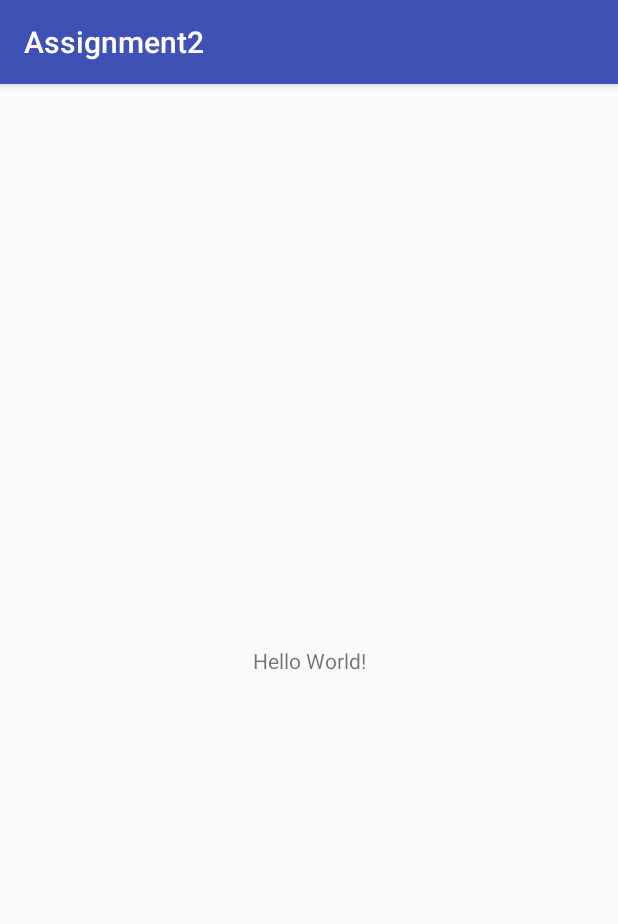
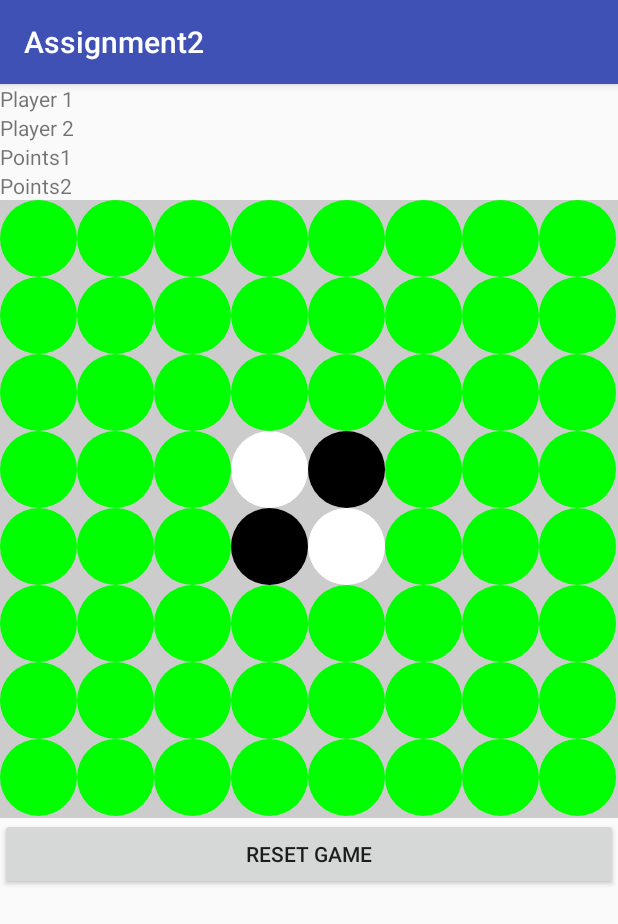
Before and after one commit to didishrek/Assignment2, an Android app: the screen it shows after launch (MainActivity), on a phone screen of 412 x 824 dp. Shown: the top 924 px of the screen. Run offline under Robolectric (Android 15) with nearby library versions, the phone set to English and light mode, and no system bars.

```diff
--- a/app/src/main/java/com/griffith/assignment2/MainActivity.java
+++ b/app/src/main/java/com/griffith/assignment2/MainActivity.java
@@ -5,9 +5,21 @@ import android.os.Bundle;
 
 public class MainActivity extends AppCompatActivity {
 
+    private Reversi graphic_board;
+    private ReversiGameLogic reversiGameLogic;
+
     @Override
     protected void onCreate(Bundle savedInstanceState) {
         super.onCreate(savedInstanceState);
         setContentView(R.layout.activity_main);
+        graphic_board = (Reversi)findViewById(R.id.reversi_board);
+
+        graphic_board.post(new Runnable() {
+            @Override
+            public void run() {
+                reversiGameLogic = new ReversiGameLogic(graphic_board);
+                graphic_board.addGameLogic(reversiGameLogic);
+            }
+        });
     }
 }
--- /dev/null
+++ b/app/src/main/java/com/griffith/assignment2/Reversi.java
@@ -0,0 +1,135 @@
+package com.griffith.assignment2;
+
+import android.content.Context;
+import android.graphics.Canvas;
+import android.graphics.Color;
+import android.graphics.drawable.ShapeDrawable;
+import android.graphics.drawable.shapes.OvalShape;
+import android.util.AttributeSet;
+import android.util.Log;
+import android.view.MotionEvent;
+import android.view.View;
+
+import static com.griffith.assignment2.ReversiGameLogic.SIZE_BOARD;
+
+public class Reversi extends View {
+
+    private int square_size;
+    private Coordinate touchUpCoordinate;
+    private ReversiGameLogic rgc;
+    private boolean size_calculated = false;
+
+    private ShapeDrawable[][] graphic_board = new ShapeDrawable[SIZE_BOARD][SIZE_BOARD];
+
+    private int height, width;
+
+    public Reversi(Context context) {
+        super(context);
+        init(null, 0);
+    }
+
+    public Reversi(Context context, AttributeSet attrs) {
+        super(context, attrs);
+        init(attrs, 0);
+    }
+
+    public Reversi(Context context, AttributeSet attrs, int defStyle) {
+        super(context, attrs, defStyle);
+        init(attrs, defStyle);
+    }
+
+
+    public void addGameLogic(ReversiGameLogic rgc){
+        this.rgc = rgc;
+    }
+
+    @Override
+    protected void onSizeChanged(int w, int h, int oldw, int oldh) {
+        this.width = w;
+        this.height = h;
+        super.onSizeChanged(w, h, oldw, oldh);
+    }
+
+    @Override
+    protected void onMeasure(int widthMeasureSpec, int heightMeasureSpec) {
+        int w = widthMeasureSpec;
+        int h = heightMeasureSpec;
+        if (w > h)
+            w = h;
+        else
+            h = w;
+
+        height = h;
+        width = w;
+        super.onMeasure(w, h);
+        Log.d("REVERSI", "onMeasure");
+    }
+
+    private void init(AttributeSet attrs, int defStyle) {
+
+        for (int i = 0 ; i < SIZE_BOARD; ++i){
+            for (int j = 0 ; j < SIZE_BOARD; ++j){
+                graphic_board[i][j] = new ShapeDrawable(new OvalShape());
+                graphic_board[i][j].getPaint().setColor(Color.GREEN);
+
+            }
+        }
+    }
+
+    @Override
+    protected void onDraw(Canvas canvas) {
+        super.onDraw(canvas);
+
+        for (int i = 0 ; i < SIZE_BOARD; ++i){
+            for (int j = 0 ; j < SIZE_BOARD; ++j) {
+                graphic_board[i][j].draw(canvas);
+            }
+        }
+
+        Log.d("REVERSI", "onDraw");
+    }
+
+    public void updateBoard(ReversiGameLogic.Pawn[][] board){
+        square_size  = height / SIZE_BOARD;
+        Log.d("REVERSI", "square_size = " + square_size);
+        for (int i = 0 ; i < SIZE_BOARD; ++i){
+            for (int j = 0 ; j < SIZE_BOARD; ++j){
+                graphic_board[i][j].setBounds(square_size * i, square_size * j, square_size * i + square_size, square_size * j + square_size);
+                if (board[i][j] == ReversiGameLogic.Pawn.WHITE)
+                    graphic_board[i][j].getPaint().setColor(Color.WHITE);
+                else if (board[i][j] == ReversiGameLogic.Pawn.BLACK)
+                    graphic_board[i][j].getPaint().setColor(Color.BLACK);
+                else
+                    graphic_board[i][j].getPaint().setColor(Color.GREEN);
+            }
+        }
+        Log.d("REVERSI", "board updated");
+        invalidate();
+    }
+
+    private Coordinate getCoordinateFromClick(float x, float y){
+        for (int i = 0 ; i < SIZE_BOARD; ++i) {
+            for (int j = 0; j < SIZE_BOARD; ++j) {
+                if ((x >= square_size * i && x <= square_size * i + square_size) && (y >= square_size * j && y <= square_size * j + square_size))
+                    return new Coordinate(i, j);
+            }
+        }
+        return null;
+    }
+
+    @Override
+    public boolean onTouchEvent(MotionEvent event) {
+        if(event.getActionMasked() == MotionEvent.ACTION_DOWN) {
+            touchUpCoordinate = getCoordinateFromClick(event.getX(), event.getY());
+            return true;
+        } else if(event.getActionMasked() == MotionEvent.ACTION_UP) {
+            if (touchUpCoordinate.equals(getCoordinateFromClick(event.getX(), event.getY()))){
+                invalidate();
+                rgc.updateTouchEvent(touchUpCoordinate);
+                touchUpCoordinate = null;
+            }
+            return true;
+        }
+        return false;
+    }
+}
--- /dev/null
+++ b/app/src/main/java/com/griffith/assignment2/ReversiGameLogic.java
@@ -0,0 +1,49 @@
+package com.griffith.assignment2;
+
+
+/**
+ * Created by 42900 on 28/03/2017 for Assignment2.
+ */
+
+public class ReversiGameLogic {
+    public static int SIZE_BOARD = 8;
+
+    public enum Pawn{
+        EMPTY,
+        WHITE,
+        BLACK
+    }
+    private Pawn current_player = Pawn.WHITE;
+    private Reversi graphic_board;
+    private Pawn[][] board = new Pawn[SIZE_BOARD][SIZE_BOARD];
+
+    public ReversiGameLogic(Reversi graphic_board) {
+        this.graphic_board = graphic_board;
+        for (int i = 0 ; i < SIZE_BOARD; ++i){
+            for (int j = 0 ; j < SIZE_BOARD; ++j){
+                board[i][j] = Pawn.EMPTY;
+            }
+        }
+        board[3][3] = Pawn.WHITE;
+        board[4][3] = Pawn.BLACK;
+        board[3][4] = Pawn.BLACK;
+        board[4][4] = Pawn.WHITE;
+
+        this.graphic_board.updateBoard(this.board);
+    }
+
+    public void updateTouchEvent(Coordinate coordinate){
+        if (board[coordinate.getX()][coordinate.getY()] == Pawn.EMPTY) {
+            board[coordinate.getX()][coordinate.getY()] = current_player;
+            nextPlayer();
+        }
+        this.graphic_board.updateBoard(this.board);
+    }
+
+    private void nextPlayer(){
+        if (current_player == Pawn.WHITE)
+            current_player = Pawn.BLACK;
+        else
+            current_player = Pawn.WHITE;
+    }
+}
--- a/app/src/main/res/layout/activity_main.xml
+++ b/app/src/main/res/layout/activity_main.xml
@@ -1,18 +1,39 @@
 <?xml version="1.0" encoding="utf-8"?>
-<android.support.constraint.ConstraintLayout xmlns:android="http://schemas.android.com/apk/res/android"
+<LinearLayout xmlns:android="http://schemas.android.com/apk/res/android"
     xmlns:app="http://schemas.android.com/apk/res-auto"
     xmlns:tools="http://schemas.android.com/tools"
     android:layout_width="match_parent"
     android:layout_height="match_parent"
+    android:orientation="vertical"
     tools:context="com.griffith.assignment2.MainActivity">
 
     <TextView
-        android:layout_width="wrap_content"
+        android:layout_width="match_parent"
         android:layout_height="wrap_content"
-        android:text="Hello World!"
-        app:layout_constraintBottom_toBottomOf="parent"
-        app:layout_constraintLeft_toLeftOf="parent"
-        app:layout_constraintRight_toRightOf="parent"
-        app:layout_constraintTop_toTopOf="parent" />
+        android:text="Player 1"/>
+    <TextView
+        android:layout_width="match_parent"
+        android:layout_height="wrap_content"
+        android:text="Player 2"/>
 
-</android.support.constraint.ConstraintLayout>
+    <TextView
+        android:layout_width="match_parent"
+        android:layout_height="wrap_content"
+        android:text="Points1"/>
+    <TextView
+        android:layout_width="match_parent"
+        android:layout_height="wrap_content"
+        android:text="Points2"/>
+
+    <com.griffith.assignment2.Reversi
+        android:id="@+id/reversi_board"
+        android:layout_width="match_parent"
+        android:layout_height="match_parent"
+        android:background="#ccc"/>
+
+    <Button
+        android:layout_width="match_parent"
+        android:layout_height="wrap_content"
+        android:text="@string/reset_button" />
+
+</LinearLayout>
--- a/app/src/main/res/values/strings.xml
+++ b/app/src/main/res/values/strings.xml
@@ -1,3 +1,4 @@
 <resources>
     <string name="app_name">Assignment2</string>
+    <string name="reset_button">Reset Game</string>
 </resources>
```
Also changed, not shown: app/src/main/java/com/griffith/assignment2/Coordinate.java (added, +58 -0 lines).
